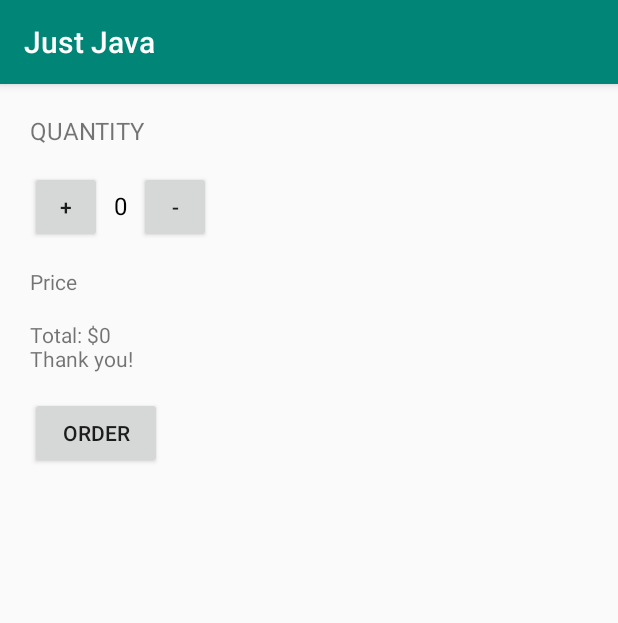
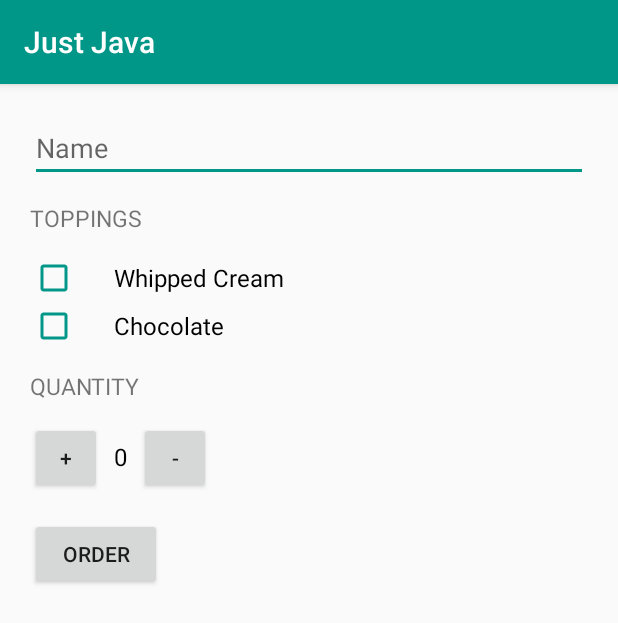
Before and after one commit to Bilal-eng/Just-Java-App, an Android app: the screen it shows after launch (MainActivity), after a tap on "ORDER", on a phone screen of 412 x 824 dp. Shown: the top 623 px of the screen. Run offline under Robolectric (Android 15) with nearby library versions, the phone set to English and light mode, and no system bars.

Commit message:
add the final touch to the App

```diff
--- a/app/src/main/java/com/example/justjava/MainActivity.java
+++ b/app/src/main/java/com/example/justjava/MainActivity.java
@@ -1,10 +1,18 @@
 package com.example.justjava;
 
+import android.content.Context;
+import android.content.Intent;
+import android.graphics.Color;
+import android.net.Uri;
 import android.os.Bundle;
 import android.support.v7.app.AppCompatActivity;
 import android.util.Log;
 import android.view.View;
+import android.widget.CheckBox;
+import android.widget.EditText;
 import android.widget.TextView;
+
+import org.w3c.dom.Text;
 
 import java.text.NumberFormat;
 
@@ -14,6 +22,9 @@ import java.text.NumberFormat;
 public class MainActivity extends AppCompatActivity {
 
     int quantity = 0;
+    int whippedCreamPrice = 1;
+    int chocolatePrice = 2;
+
 
     @Override
     protected void onCreate(Bundle savedInstanceState) {
@@ -25,9 +36,43 @@ public class MainActivity extends AppCompatActivity {
      * This method is called when the order button is clicked.
      */
     public void submitOrder(View view) {
-        int price = quantity * 5;
-        String priceMessage = "Total: $" + price + "\nThank you!";
-        displayMessage(priceMessage);
+
+        EditText nameField = findViewById(R.id.name_field);
+        String name = nameField.getText().toString();
+
+        // Figure out if the user wants whipped cream topping
+        CheckBox whippedCream = findViewById(R.id.whipped_cream_checkbox);
+        boolean hasWhippedCream = whippedCream.isChecked();
+
+        // Figure out if the user wants chocolate topping
+        CheckBox chocolate = findViewById(R.id.chocolate_checkbox);
+        boolean hasChocolate = chocolate.isChecked();
+
+        int price = calculatePrice(hasWhippedCream, hasChocolate);
+        String priceMessage = createOrderSummary(price, hasWhippedCream, hasChocolate, name);
+        Intent intent = new Intent(Intent.ACTION_SENDTO);
+        intent.setData(Uri.parse("mailto:")); // only email apps should handle this
+        intent.putExtra(Intent.EXTRA_SUBJECT, "Just Java order for " + name);
+        intent.putExtra(Intent.EXTRA_TEXT, priceMessage);
+        if (intent.resolveActivity(getPackageManager()) != null) {
+            startActivity(intent);
+        }
+    }
+
+    /**
+     * Calculates the price of the order.
+     * @return total price
+     */
+    private int calculatePrice(boolean hasWhippedCream, boolean hasChocolate) {
+        int basePrice = 5;
+        if(hasWhippedCream) {
+            basePrice = basePrice + 1;
+        }
+        if(hasChocolate) {
+            basePrice = basePrice + 2;
+        }
+
+        return basePrice * quantity;
     }
 
     // Increment Function
@@ -36,7 +81,7 @@ public class MainActivity extends AppCompatActivity {
             return;
         }
         quantity++;
-        display(quantity);
+        displayQuantity(quantity);
     }
 
     // Decrement Function
@@ -45,30 +90,24 @@ public class MainActivity extends AppCompatActivity {
             return;
         }
         quantity--;
-        display(quantity);
+        displayQuantity(quantity);
     }
 
     /**
      * This method displays the given quantity value on the screen.
      */
-    private void display(int number) {
-        TextView quantityTextView = (TextView) findViewById(R.id.quantity_text_view);
-        quantityTextView.setText("" + number);
+    private void displayQuantity(int numberOfCoffees) {
+        TextView quantityTextView = findViewById(R.id.quantity_text_view);
+        quantityTextView.setText("" + numberOfCoffees);
     }
 
-    /**
-     * This method displays the given price on the screen.
-     */
-    private void displayPrice(int number) {
-        TextView priceTextView = (TextView) findViewById(R.id.price_text_view);
-        priceTextView.setText(NumberFormat.getCurrencyInstance().format(number));
-    }
-
-    /**
-     * This method displays the given text on the screen.
-     */
-    private void displayMessage(String message) {
-        TextView priceTextView = (TextView) findViewById(R.id.price_text_view);
-        priceTextView.setText(message);
+    private String createOrderSummary(int price, boolean hasWhippedCream, boolean hasChocolate, String name) {
+        String priceMessage = "Name: " + name;
+        priceMessage += "\nAdd whipped cream? " + hasWhippedCream;
+        priceMessage += "\nAdd chocolate? " + hasChocolate;
+        priceMessage += "\nQuantity: " + quantity;
+        priceMessage += "\nTotal: " + NumberFormat.getCurrencyInstance().format(price);
+        priceMessage += "\n" + getString(R.string.thank_you);
+        return priceMessage;
     }
 }
--- a/app/src/main/res/layout/activity_main.xml
+++ b/app/src/main/res/layout/activity_main.xml
@@ -1,20 +1,50 @@
 <?xml version="1.0" encoding="utf-8"?>
+
+<ScrollView xmlns:android="http://schemas.android.com/apk/res/android"
+    xmlns:tools="http://schemas.android.com/tools"
+    android:layout_width="match_parent"
+    android:layout_height="match_parent">
+
     <LinearLayout xmlns:android="http://schemas.android.com/apk/res/android"
         xmlns:app="http://schemas.android.com/apk/res-auto"
-    xmlns:tools="http://schemas.android.com/tools"
         android:layout_width="match_parent"
         android:layout_height="match_parent"
         android:orientation="vertical"
         android:padding="20dp"
         tools:context=".MainActivity">
 
+        <EditText
+            android:id="@+id/name_field"
+            android:layout_width="match_parent"
+            android:layout_height="match_parent"
+            android:hint="@string/name"
+            android:inputType="textCapWords"/>
+
         <TextView
+            style="@style/HeaderTextStyle"
+            android:text="@string/toppings" />
+
+        <CheckBox
+            android:id="@+id/whipped_cream_checkbox"
             android:layout_width="wrap_content"
             android:layout_height="wrap_content"
-        android:text="@string/quantity"
-        android:textAllCaps="true"
+            android:paddingLeft="24dp"
+            android:text="@string/whipped_cream"
             android:textSize="16sp"
-        android:layout_marginBottom="16dp"/>
+            android:buttonTint="@color/colorPrimary"/>
+
+        <CheckBox
+            android:id="@+id/chocolate_checkbox"
+            android:layout_width="wrap_content"
+            android:layout_height="wrap_content"
+            android:paddingLeft="24dp"
+            android:text="@string/chocolate"
+            android:textSize="16sp"
+            android:buttonTint="@color/colorPrimary"/>
+
+        <TextView
+            style="@style/HeaderTextStyle"
+            android:text="@string/quantity" />
 
         <LinearLayout
             android:layout_width="wrap_content"
@@ -24,46 +54,32 @@
             <Button
                 android:layout_width="48dp"
                 android:layout_height="48dp"
-            android:text="@string/plus"
-            android:onClick="increment"/>
+                android:onClick="increment"
+                android:text="@string/plus" />
 
             <TextView
                 android:id="@+id/quantity_text_view"
                 android:layout_width="wrap_content"
                 android:layout_height="wrap_content"
+                android:paddingLeft="8dp"
+                android:paddingRight="8dp"
                 android:text="@string/Zero"
-            android:textSize="16sp"
                 android:textColor="@android:color/black"
-            android:paddingLeft="8dp"
-            android:paddingRight="8dp"/>
+                android:textSize="16sp" />
 
             <Button
                 android:layout_width="48dp"
                 android:layout_height="48dp"
-            android:text="@string/minus"
-            android:onClick="decrement"/>
+                android:onClick="decrement"
+                android:text="@string/minus" />
 
         </LinearLayout>
-
-    <TextView
-        android:layout_width="wrap_content"
-        android:layout_height="wrap_content"
-        android:text="@string/price"
-        android:layout_marginBottom="16dp"/>
-
-    <TextView
-        android:id="@+id/price_text_view"
-        android:layout_width="wrap_content"
-        android:layout_height="wrap_content"
-        android:text="@string/zeroDollar"
-        android:layout_marginBottom="16dp"/>
-
         <Button
             android:layout_width="wrap_content"
             android:layout_height="wrap_content"
+            android:onClick="submitOrder"
             android:text="@string/order"
-        android:textAllCaps="true"
-        android:onClick="submitOrder"/>
-
+            android:textAllCaps="true" />
 
     </LinearLayout>
+</ScrollView>
--- a/app/src/main/res/values/colors.xml
+++ b/app/src/main/res/values/colors.xml
@@ -1,6 +1,6 @@
 <?xml version="1.0" encoding="utf-8"?>
 <resources>
-    <color name="colorPrimary">#008577</color>
-    <color name="colorPrimaryDark">#00574B</color>
-    <color name="colorAccent">#D81B60</color>
+    <color name="colorPrimary">#009688</color>
+    <color name="colorPrimaryDark">#00796b</color>
+    <color name="colorAccent">#009688</color>
 </resources>
--- a/app/src/main/res/values/strings.xml
+++ b/app/src/main/res/values/strings.xml
@@ -1,10 +1,19 @@
 <resources>
-    <string name="app_name">Just Java</string>
-    <string name="quantity">Quantity</string>
+    <string name="app_name" translatable="false">Just Java</string>
+    <string name="hello_world">Hello World!</string>
+    <string name="action_settings">Settings</string>
+
+    <string name="toppings" translatable="false">Toppings</string>
+    <string name="thank_you" translatable="false">Thank you!</string>
+
+    <string name="quantity" translatable="false">Quantity</string>
     <string name="Zero">0</string>
-    <string name="order">Order</string>
-    <string name="price">Price</string>
-    <string name="zeroDollar">$0</string>
+    <string name="order" translatable="false">Order</string>
+    <string name="order_summary">Order Summary</string>
+    <string name="zeroDollar">$10</string>
     <string name="plus">+</string>
     <string name="minus">-</string>
+    <string name="whipped_cream" translatable="false">Whipped Cream</string>
+    <string name="chocolate" translatable="false">Chocolate</string>
+    <string name="name">Name</string>
 </resources>
--- a/app/src/main/res/values/styles.xml
+++ b/app/src/main/res/values/styles.xml
@@ -8,4 +8,12 @@
         <item name="colorAccent">@color/colorAccent</item>
     </style>
 
+    <!--Style for header text in the order form -->
+    <style name="HeaderTextStyle">
+        <item name="android:layout_width">wrap_content</item>
+        <item name="android:layout_height">48dp</item>
+        <item name="android:gravity">center_vertical</item>
+        <item name="android:textAllCaps">true</item>
+        <item name="android:textSize">15sp</item>
+    </style>
 </resources>
```
Also changed, not shown: 1 other file. Lines whose indentation alone changed are shown as unchanged.
